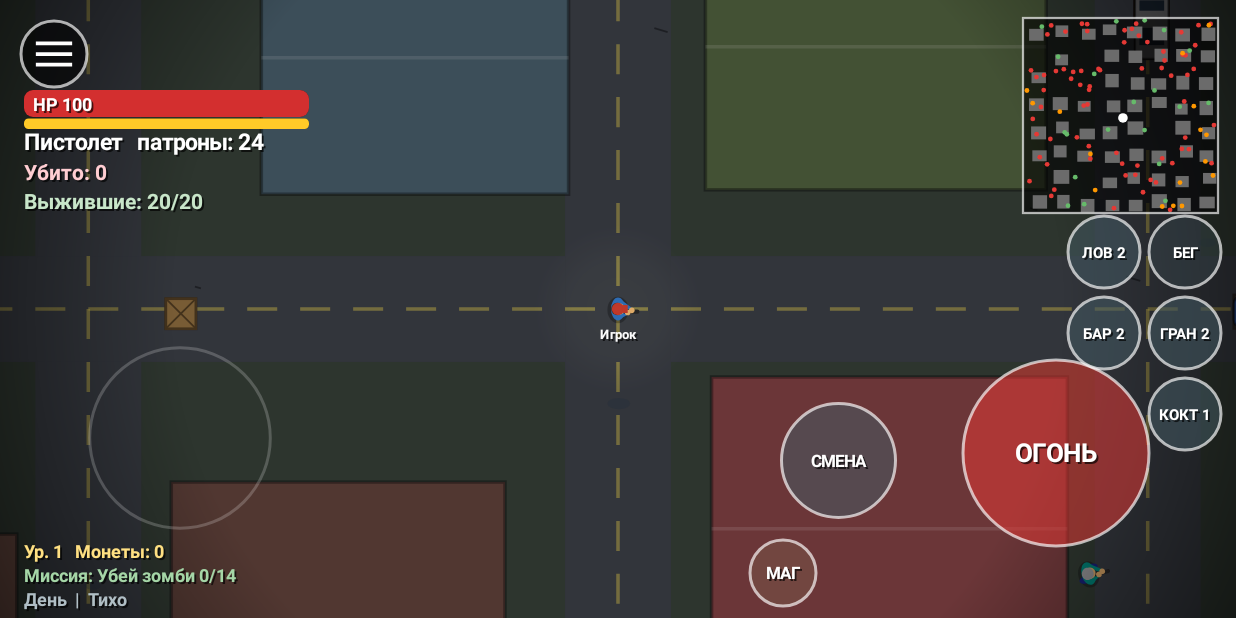
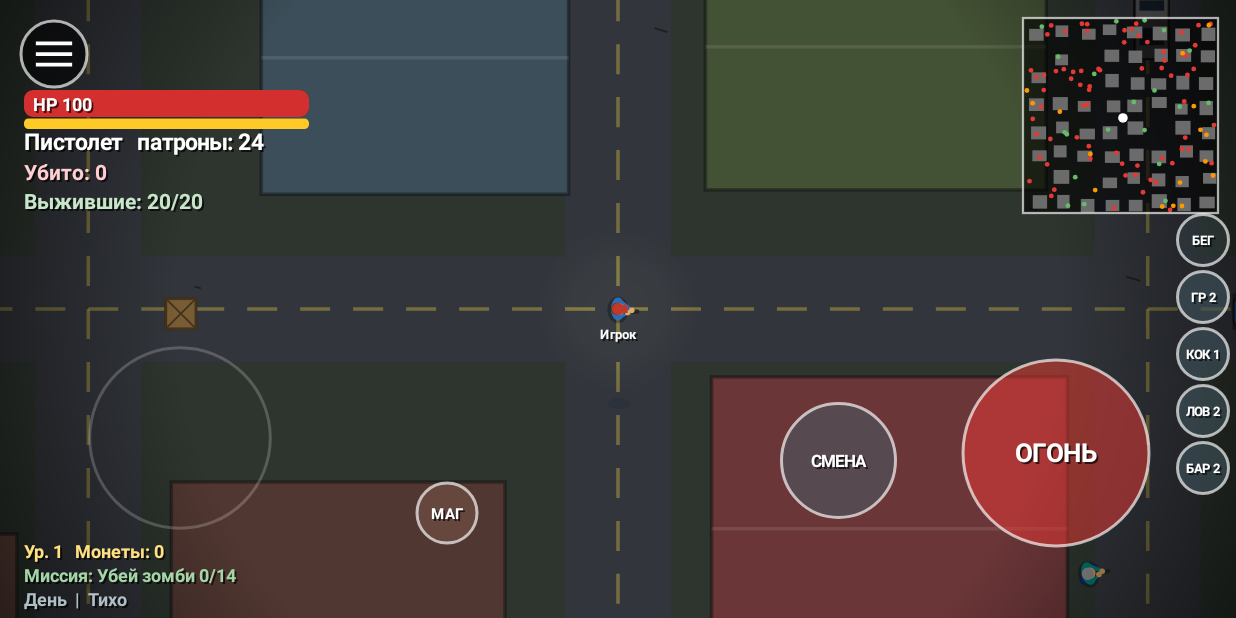
Before and after one commit to Ivan73738182/SectorZ, an Android app: the GameActivity screen opened directly, with no data from a screen before it, on a phone screen of 824 x 412 dp (held sideways). Run offline under Robolectric (Android 15) with nearby library versions, the phone set to English and light mode, and no system bars.

Commit message:
Раскладка кнопок и текста без наложений

```diff
--- a/app/src/main/java/com/ivangames/sectorz/GameView.kt
+++ b/app/src/main/java/com/ivangames/sectorz/GameView.kt
@@ -1034,7 +1034,7 @@ for (l in loot) {
                 txt(c, ln, bx, ty, 12f * d, 0xFFB3E5FC.toInt(), Paint.Align.LEFT)
             }
         }
-        if (msgT > 0f) txt(c, msg, w / 2f, 56f * d, 18f * d, 0xFFFFEB3B.toInt(), Paint.Align.CENTER)
+        if (msgT > 0f) txt(c, msg, w / 2f, 84f * d, 18f * d, 0xFFFFEB3B.toInt(), Paint.Align.CENTER)
         drawMini(c, w)
         val st = sync?.status
         if (!st.isNullOrEmpty()) txt(c, st, w / 2f, h * 0.5f, 22f * d, 0xFFFFEB3B.toInt(), Paint.Align.CENTER)
@@ -2118,13 +2118,13 @@ for (l in loot) {
 
     // ---------- кнопки и HUD ----------
 
-    private fun sbX(): Float = width - 34f * d
-    private fun sbY(i: Int): Float = 168f * d + i * 54f * d
+    private fun sbX(): Float = width - 22f * d
+    private fun sbY(i: Int): Float = 160f * d + i * 38f * d
 
     private fun stageDown(id: Int, x: Float, y: Float): Boolean {
         if (gameOver || sync?.client == true) return false
         for (i in 0..2) {
-            if (hypot(x - sbX(), y - sbY(i)) < 30f * d) {
+            if (hypot(x - sbX(), y - sbY(i)) < 21f * d) {
                 if (i == 0) sprintId = id else if (i == 1) throwItem(0) else throwItem(1)
                 return true
             }
@@ -2138,12 +2138,12 @@ for (l in loot) {
             val by = 60f * d + 19f * d
             c.drawRoundRect(RectF(bx, by, bx + 190f * d, by + 7f * d), 3f * d, 3f * d, fillP(0x88000000.toInt()))
             c.drawRoundRect(RectF(bx, by, bx + 190f * d * stam / 100f, by + 7f * d), 3f * d, 3f * d, fillP(if (tired) 0xFFFF7043.toInt() else 0xFFFFCA28.toInt()))
-            val lab = arrayOf("БЕГ", "ГРАН " + gren, "КОКТ " + molo)
+            val lab = arrayOf("БЕГ", "ГР " + gren, "КОК " + molo)
             for (i in 0..2) {
                 val on = (i == 0 && sprintId != -1) || (i == 1 && gren > 0) || (i == 2 && molo > 0)
-                c.drawCircle(sbX(), sbY(i), 24f * d, fillP(if (i == 0 && sprintId != -1) 0xCCFFCA28.toInt() else if (on) 0x88455A64.toInt() else 0x44455A64))
-                c.drawCircle(sbX(), sbY(i), 24f * d, strokeP(0xAAFFFFFF.toInt(), 2f * d))
-                txt(c, lab[i], sbX(), sbY(i) + 4f * d, 10f * d, 0xFFFFFFFF.toInt(), Paint.Align.CENTER)
+                c.drawCircle(sbX(), sbY(i), 17f * d, fillP(if (i == 0 && sprintId != -1) 0xCCFFCA28.toInt() else if (on) 0x88455A64.toInt() else 0x44455A64))
+                c.drawCircle(sbX(), sbY(i), 17f * d, strokeP(0xAAFFFFFF.toInt(), 2f * d))
+                txt(c, lab[i], sbX(), sbY(i) + 3f * d, 8.5f * d, 0xFFFFFFFF.toInt(), Paint.Align.CENTER)
             }
         }
         val night = 0.5f - 0.5f * cos(2f * PI_F * dayT)
@@ -2155,7 +2155,7 @@ for (l in loot) {
         if (boss != null) {
             val bw = w * 0.4f
             val l = w / 2f - bw / 2f
-            val t = 72f * d
+            val t = 92f * d
             c.drawRoundRect(RectF(l, t, l + bw, t + 10f * d), 4f * d, 4f * d, fillP(0xAA000000.toInt()))
             val k = (boss.hp / boss.maxHp).coerceIn(0f, 1f)
             c.drawRoundRect(RectF(l, t, l + bw * k, t + 10f * d), 4f * d, 4f * d, fillP(0xFFB71C1C.toInt()))
@@ -2572,7 +2572,7 @@ for (l in loot) {
 
     // ---------- кнопки ----------
 
-    private fun sb2X(): Float = width - 88f * d
+    private fun sb2X(): Float = width - 22f * d
 
     private fun buy(i: Int) {
         val cost = if (i == 0) 60 + 40 * upHp else if (i == 1) 80 + 50 * upDmg else if (i == 2) 25 else if (i == 3) 30 else if (i == 4) 30 else 20
@@ -2608,12 +2608,12 @@ for (l in loot) {
         val w = width.toFloat()
         val h = height.toFloat()
         val client = sync?.client == true
-        if (sync != null && hypot(x - (w / 2f - 110f * d), y - (h - 30f * d)) < 26f * d) { chatOpen = true; return true }
+        if (sync != null && hypot(x - 250f * d, y - (h - 70f * d)) < 24f * d) { chatOpen = true; return true }
         if (client) return false
-        if (hypot(x - (w / 2f + 110f * d), y - (h - 30f * d)) < 26f * d) { shopOpen = true; return true }
-        if (hypot(x - sb2X(), y - sbY(0)) < 30f * d) { placeTrap(); return true }
-        if (hypot(x - sb2X(), y - sbY(1)) < 30f * d) { placeBarr(); return true }
-        if ((driving != null || nearCar() != null) && hypot(x - w / 2f, y - (h - 84f * d)) < 34f * d) { toggleCar(); return true }
+        if (hypot(x - 298f * d, y - (h - 70f * d)) < 24f * d) { shopOpen = true; return true }
+        if (hypot(x - sb2X(), y - sbY(3)) < 21f * d) { placeTrap(); return true }
+        if (hypot(x - sb2X(), y - sbY(4)) < 21f * d) { placeBarr(); return true }
+        if ((driving != null || nearCar() != null) && hypot(x - 346f * d, y - (h - 70f * d)) < 24f * d) { toggleCar(); return true }
         return false
     }
 
@@ -2622,25 +2622,25 @@ for (l in loot) {
         if (!client) {
             val lab = arrayOf("ЛОВ " + traps, "БАР " + barrs)
             for (i in 0..1) {
-                c.drawCircle(sb2X(), sbY(i), 24f * d, fillP(0x88455A64.toInt()))
-                c.drawCircle(sb2X(), sbY(i), 24f * d, strokeP(0xAAFFFFFF.toInt(), 2f * d))
-                txt(c, lab[i], sb2X(), sbY(i) + 4f * d, 10f * d, 0xFFFFFFFF.toInt(), Paint.Align.CENTER)
-            }
-            c.drawCircle(w / 2f + 110f * d, h - 30f * d, 22f * d, fillP(0x88795548.toInt()))
-            c.drawCircle(w / 2f + 110f * d, h - 30f * d, 22f * d, strokeP(0xAAFFFFFF.toInt(), 2f * d))
-            txt(c, "МАГ", w / 2f + 110f * d, h - 26f * d, 11f * d, 0xFFFFFFFF.toInt(), Paint.Align.CENTER)
+                c.drawCircle(sb2X(), sbY(i + 3), 17f * d, fillP(0x88455A64.toInt()))
+                c.drawCircle(sb2X(), sbY(i + 3), 17f * d, strokeP(0xAAFFFFFF.toInt(), 2f * d))
+                txt(c, lab[i], sb2X(), sbY(i + 3) + 3f * d, 8.5f * d, 0xFFFFFFFF.toInt(), Paint.Align.CENTER)
+            }
+            c.drawCircle(298f * d, h - 70f * d, 20f * d, fillP(0x88795548.toInt()))
+            c.drawCircle(298f * d, h - 70f * d, 20f * d, strokeP(0xAAFFFFFF.toInt(), 2f * d))
+            txt(c, "МАГ", 298f * d, h - 66f * d, 10f * d, 0xFFFFFFFF.toInt(), Paint.Align.CENTER)
             if (driving != null || nearCar() != null) {
-                c.drawCircle(w / 2f, h - 84f * d, 30f * d, fillP(0xCC1565C0.toInt()))
-                c.drawCircle(w / 2f, h - 84f * d, 30f * d, strokeP(0xFFFFFFFF.toInt(), 2f * d))
-                txt(c, if (driving != null) "ВЫЙТИ" else "СЕСТЬ", w / 2f, h - 80f * d, 12f * d, 0xFFFFFFFF.toInt(), Paint.Align.CENTER)
+                c.drawCircle(346f * d, h - 70f * d, 20f * d, fillP(0xCC1565C0.toInt()))
+                c.drawCircle(346f * d, h - 70f * d, 20f * d, strokeP(0xFFFFFFFF.toInt(), 2f * d))
+                txt(c, if (driving != null) "ВЫЙТИ" else "СЕСТЬ", 346f * d, h - 66f * d, 9f * d, 0xFFFFFFFF.toInt(), Paint.Align.CENTER)
             }
             txt(c, "Ур. " + level() + "   Монеты: " + coins, 16f * d, h - 40f * d, 12f * d, 0xFFFFE082.toInt(), Paint.Align.LEFT)
             if (gmode == 0) txt(c, missionText(), 16f * d, h - 24f * d, 12f * d, 0xFFA5D6A7.toInt(), Paint.Align.LEFT)
         }
         if (sync != null) {
-            c.drawCircle(w / 2f - 110f * d, h - 30f * d, 22f * d, fillP(0x8800796B.toInt()))
-            c.drawCircle(w / 2f - 110f * d, h - 30f * d, 22f * d, strokeP(0xAAFFFFFF.toInt(), 2f * d))
-            txt(c, "ЧАТ", w / 2f - 110f * d, h - 26f * d, 11f * d, 0xFFFFFFFF.toInt(), Paint.Align.CENTER)
+            c.drawCircle(250f * d, h - 70f * d, 20f * d, fillP(0x8800796B.toInt()))
+            c.drawCircle(250f * d, h - 70f * d, 20f * d, strokeP(0xAAFFFFFF.toInt(), 2f * d))
+            txt(c, "ЧАТ", 250f * d, h - 66f * d, 10f * d, 0xFFFFFFFF.toInt(), Paint.Align.CENTER)
             val now = System.currentTimeMillis()
             var cy = h * 0.58f
             for (l in chatLines) {
```
